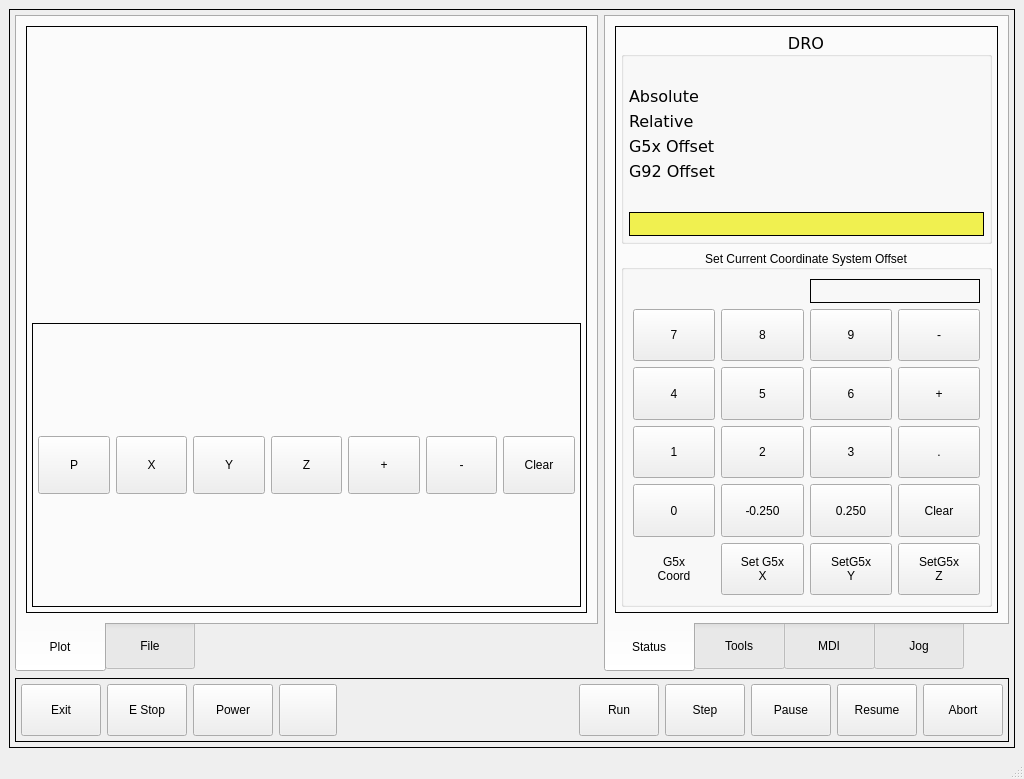
This is bp_touch/ui/mainwindow.ui in jethornton/bp_touch as Qt 5 draws it before an edit. The edited form follows.
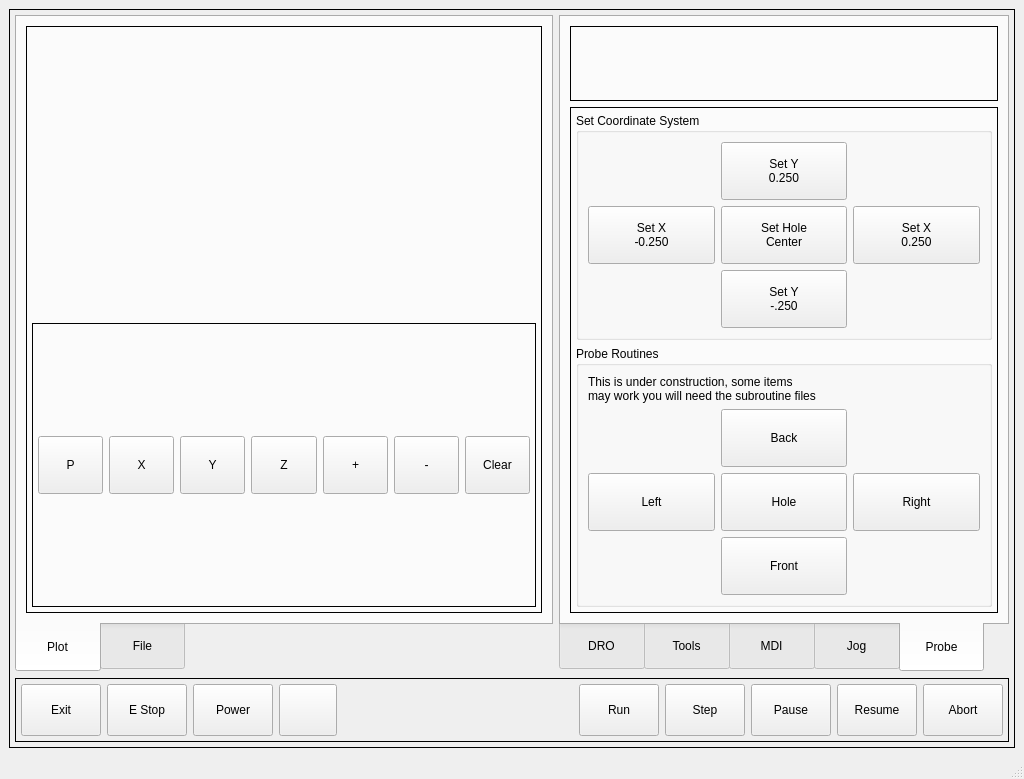
This is the edited form. Custom widgets are drawn as their Qt base class.

Commit message: start adding probe subroutines

Diff of the .ui file:
```diff
--- a/bp_touch/ui/mainwindow.ui
+++ b/bp_touch/ui/mainwindow.ui
@@ -27,7 +27,7 @@
   </property>
   <property name="styleSheet">
    <string notr="true">QTabBar::tab {
-height: 50px; width: 90px;
+height: 50px; width: 85px;
 font: 14pt &quot;DejaVu Sans&quot;; }
 
 ActionButton {
@@ -364,7 +364,7 @@
         <widget class="QTabWidget" name="tabWidget">
          <property name="minimumSize">
           <size>
-           <width>400</width>
+           <width>450</width>
            <height>0</height>
           </size>
          </property>
@@ -380,11 +380,11 @@
           <enum>QTabWidget::South</enum>
          </property>
          <property name="currentIndex">
-          <number>0</number>
+          <number>4</number>
          </property>
          <widget class="QWidget" name="tab">
           <attribute name="title">
-           <string>Status</string>
+           <string>DRO</string>
           </attribute>
           <layout class="QGridLayout" name="gridLayout_10">
            <item row="0" column="0">
@@ -899,7 +899,7 @@
                   </widget>
                  </item>
                  <item row="5" column="1">
-                  <widget class="StatusLabel" name="statuslabel_19">
+                  <widget class="StatusLabel" name="statuslabel_8">
                    <property name="alignment">
                     <set>Qt::AlignCenter</set>
                    </property>
@@ -908,23 +908,13 @@
                    </property>
                   </widget>
                  </item>
-                 <item row="5" column="2">
-                  <widget class="StatusLabel" name="statuslabel_20">
+                 <item row="5" column="0">
+                  <widget class="StatusLabel" name="statuslabel_24">
                    <property name="alignment">
                     <set>Qt::AlignCenter</set>
                    </property>
                    <property name="rules" stdset="0">
-                    <string>[{&quot;channels&quot;: [{&quot;url&quot;: &quot;status: tool_offset&quot;, &quot;trigger&quot;: true}], &quot;property&quot;: &quot;Text&quot;, &quot;expression&quot;: &quot;'{:.3f}'.format(ch[0][1])&quot;, &quot;name&quot;: &quot;Tool Offsets&quot;}]</string>
-                   </property>
-                  </widget>
-                 </item>
-                 <item row="5" column="3">
-                  <widget class="StatusLabel" name="statuslabel_21">
-                   <property name="alignment">
-                    <set>Qt::AlignCenter</set>
-                   </property>
-                   <property name="rules" stdset="0">
-                    <string>[{&quot;channels&quot;: [{&quot;url&quot;: &quot;status: tool_offset&quot;, &quot;trigger&quot;: true}], &quot;property&quot;: &quot;Text&quot;, &quot;expression&quot;: &quot;'{:.3f}'.format(ch[0][2])&quot;, &quot;name&quot;: &quot;Tool Offsets&quot;}]</string>
+                    <string>[{&quot;channels&quot;: [{&quot;url&quot;: &quot;status: task_mode?text&quot;, &quot;trigger&quot;: true}], &quot;property&quot;: &quot;Text&quot;, &quot;expression&quot;: &quot;ch[0]&quot;, &quot;name&quot;: &quot;Mode&quot;}]</string>
                    </property>
                   </widget>
                  </item>
@@ -1855,6 +1845,213 @@
                 </property>
                </widget>
               </item>
+              <item row="2" column="0" colspan="4">
+               <widget class="ActionSlider" name="actionslider_2">
+                <property name="orientation">
+                 <enum>Qt::Horizontal</enum>
+                </property>
+                <property name="actionName" stdset="0">
+                 <string>machine.feed-override.set</string>
+                </property>
+               </widget>
+              </item>
+              <item row="0" column="0" rowspan="2" colspan="3">
+               <widget class="QGroupBox" name="gridGroupBox">
+                <property name="title">
+                 <string>Probe</string>
+                </property>
+                <layout class="QGridLayout" name="gridLayout_22"/>
+               </widget>
+              </item>
+             </layout>
+            </widget>
+           </item>
+          </layout>
+         </widget>
+         <widget class="QWidget" name="tab_7">
+          <attribute name="title">
+           <string>Probe</string>
+          </attribute>
+          <layout class="QGridLayout" name="gridLayout_24">
+           <item row="1" column="0">
+            <widget class="QFrame" name="gridFrame">
+             <property name="frameShape">
+              <enum>QFrame::Box</enum>
+             </property>
+             <layout class="QGridLayout" name="gridLayout_23">
+              <property name="leftMargin">
+               <number>5</number>
+              </property>
+              <property name="topMargin">
+               <number>5</number>
+              </property>
+              <property name="rightMargin">
+               <number>5</number>
+              </property>
+              <property name="bottomMargin">
+               <number>5</number>
+              </property>
+              <item row="1" column="0">
+               <widget class="QGroupBox" name="gridGroupBox">
+                <property name="title">
+                 <string>Probe Routines</string>
+                </property>
+                <layout class="QGridLayout" name="gridLayout_26">
+                 <item row="2" column="0">
+                  <widget class="MDIButton" name="mdibutton_15">
+                   <property name="text">
+                    <string>Left</string>
+                   </property>
+                  </widget>
+                 </item>
+                 <item row="3" column="1">
+                  <widget class="MDIButton" name="mdibutton_9">
+                   <property name="text">
+                    <string>Front</string>
+                   </property>
+                  </widget>
+                 </item>
+                 <item row="2" column="2">
+                  <widget class="MDIButton" name="mdibutton_11">
+                   <property name="text">
+                    <string>Right</string>
+                   </property>
+                  </widget>
+                 </item>
+                 <item row="1" column="1">
+                  <widget class="MDIButton" name="mdibutton_14">
+                   <property name="text">
+                    <string>Back</string>
+                   </property>
+                   <property name="MDICommand" stdset="0">
+                    <string>o&lt;p-back&gt; call</string>
+                   </property>
+                  </widget>
+                 </item>
+                 <item row="2" column="1">
+                  <widget class="MDIButton" name="mdibutton_10">
+                   <property name="text">
+                    <string>Hole</string>
+                   </property>
+                  </widget>
+                 </item>
+                 <item row="0" column="0" colspan="3">
+                  <widget class="QLabel" name="label_12">
+                   <property name="text">
+                    <string>This is under construction, some items
+may work you will need the subroutine files</string>
+                   </property>
+                  </widget>
+                 </item>
+                 <item row="1" column="0">
+                  <widget class="ProbeSim" name="probesim"/>
+                 </item>
+                </layout>
+               </widget>
+              </item>
+              <item row="0" column="0">
+               <widget class="QGroupBox" name="gridGroupBox">
+                <property name="title">
+                 <string>Set Coordinate System</string>
+                </property>
+                <layout class="QGridLayout" name="gridLayout_25">
+                 <item row="3" column="1">
+                  <widget class="MDIButton" name="mdibutton_17">
+                   <property name="text">
+                    <string>Set Y
+-.250</string>
+                   </property>
+                   <property name="MDICommand" stdset="0">
+                    <string>G10L20P0Y-0.250</string>
+                   </property>
+                  </widget>
+                 </item>
+                 <item row="2" column="2">
+                  <widget class="MDIButton" name="mdibutton_12">
+                   <property name="text">
+                    <string>Set X
+0.250</string>
+                   </property>
+                   <property name="MDICommand" stdset="0">
+                    <string>G10 L20 P0 X0.250</string>
+                   </property>
+                  </widget>
+                 </item>
+                 <item row="1" column="1">
+                  <widget class="MDIButton" name="mdibutton_13">
+                   <property name="text">
+                    <string>Set Y
+0.250</string>
+                   </property>
+                   <property name="MDICommand" stdset="0">
+                    <string>G10 L20 P0 Y0.250</string>
+                   </property>
+                  </widget>
+                 </item>
+                 <item row="2" column="0">
+                  <widget class="MDIButton" name="mdibutton_8">
+                   <property name="text">
+                    <string>Set X
+-0.250</string>
+                   </property>
+                   <property name="MDICommand" stdset="0">
+                    <string>G10 L20 P0 X-0.250</string>
+                   </property>
+                  </widget>
+                 </item>
+                 <item row="2" column="1">
+                  <widget class="MDIButton" name="mdibutton_16">
+                   <property name="text">
+                    <string>Set Hole
+Center</string>
+                   </property>
+                   <property name="MDICommand" stdset="0">
+                    <string>G10 L20 P0 X0 Y0</string>
+                   </property>
+                  </widget>
+                 </item>
+                </layout>
+               </widget>
+              </item>
+             </layout>
+            </widget>
+           </item>
+           <item row="0" column="0">
+            <widget class="QFrame" name="gridFrame">
+             <property name="frameShape">
+              <enum>QFrame::Box</enum>
+             </property>
+             <layout class="QGridLayout" name="gridLayout_27">
+              <item row="0" column="0">
+               <widget class="StatusLabel" name="statuslabel_19">
+                <property name="alignment">
+                 <set>Qt::AlignCenter</set>
+                </property>
+                <property name="rules" stdset="0">
+                 <string>[{&quot;channels&quot;: [{&quot;url&quot;: &quot;position:axis?rel&quot;, &quot;trigger&quot;: true}], &quot;property&quot;: &quot;Text&quot;, &quot;expression&quot;: &quot;'{:.3f}'.format(ch[0][0])&quot;, &quot;name&quot;: &quot;Relative Position&quot;}]</string>
+                </property>
+               </widget>
+              </item>
+              <item row="0" column="1">
+               <widget class="StatusLabel" name="statuslabel_20">
+                <property name="alignment">
+                 <set>Qt::AlignCenter</set>
+                </property>
+                <property name="rules" stdset="0">
+                 <string>[{&quot;channels&quot;: [{&quot;url&quot;: &quot;position:axis?rel&quot;, &quot;trigger&quot;: true}], &quot;property&quot;: &quot;Text&quot;, &quot;expression&quot;: &quot;'{:.3f}'.format(ch[0][1])&quot;, &quot;name&quot;: &quot;Relative Position&quot;}]</string>
+                </property>
+               </widget>
+              </item>
+              <item row="0" column="2">
+               <widget class="StatusLabel" name="statuslabel_21">
+                <property name="alignment">
+                 <set>Qt::AlignCenter</set>
+                </property>
+                <property name="rules" stdset="0">
+                 <string>[{&quot;channels&quot;: [{&quot;url&quot;: &quot;position:axis?rel&quot;, &quot;trigger&quot;: true}], &quot;property&quot;: &quot;Text&quot;, &quot;expression&quot;: &quot;'{:.3f}'.format(ch[0][2])&quot;, &quot;name&quot;: &quot;New Rule&quot;}]</string>
+                </property>
+               </widget>
+              </item>
              </layout>
             </widget>
            </item>
@@ -2045,6 +2242,11 @@
    <extends>QPushButton</extends>
    <header>qtpyvcp.widgets.button_widgets.mdi_button</header>
   </customwidget>
+  <customwidget>
+   <class>ProbeSim</class>
+   <extends>QWidget</extends>
+   <header>qtpyvcp.widgets.input_widgets.probesim_widget</header>
+  </customwidget>
   <customwidget>
    <class>MDIEntry</class>
    <extends>QLineEdit</extends>
```
Left out of the diff: 47 changed lines with no effect on the pictures. The commit also changes 1 other file.
